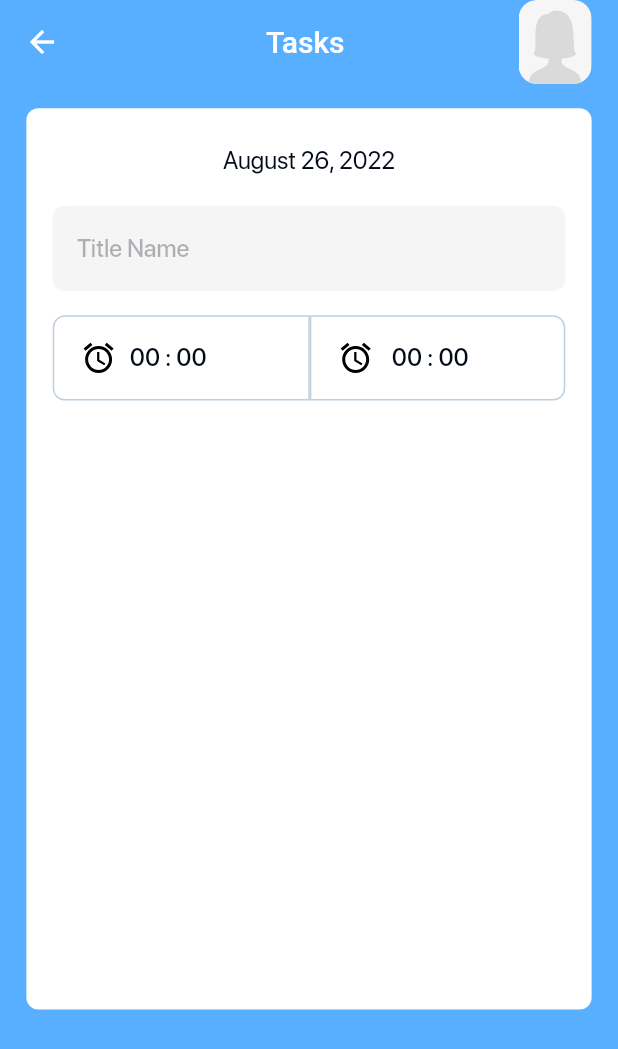
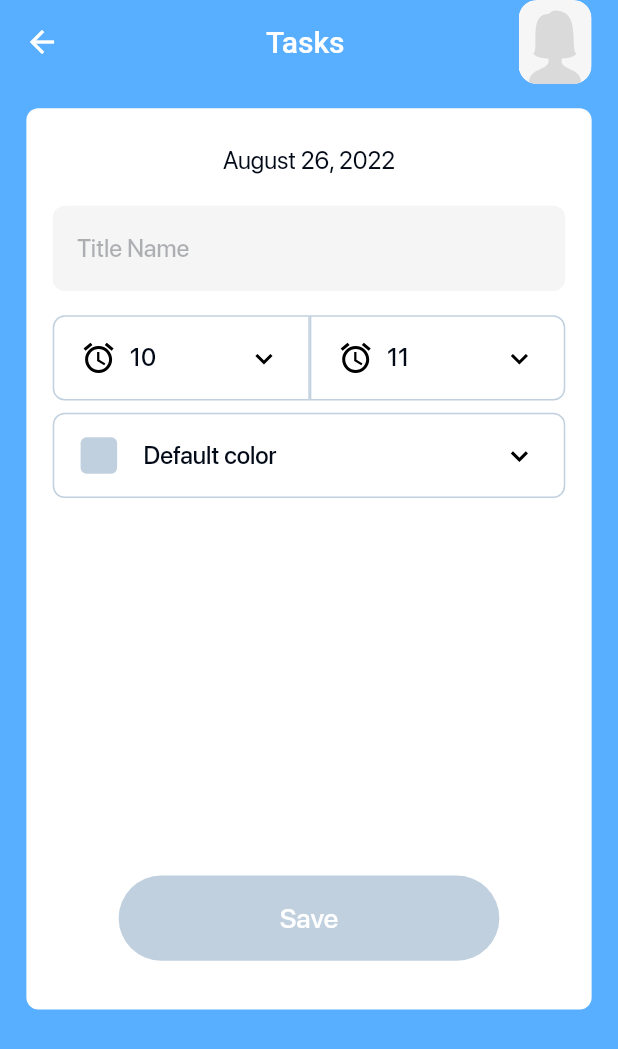
Before and after one commit to nrlvm/parent_control, a Flutter app: the AddTaskScreen screen opened directly, on a phone screen of 412 x 824 dp. Shown: the top 1049 px of the screen. Run offline on Flutter 3.47's test engine with Material 2 defaults, Android fonts, the phone set to English and light mode, and no system bars; our stand-ins replace flutter_svg, image_picker, numberpicker, rxdart, sqflite; accounts and stored records are empty.

```diff
--- a/lib/main.dart
+++ b/lib/main.dart
@@ -2,6 +2,7 @@ import 'package:flutter/cupertino.dart';
 import 'package:flutter/material.dart';
 import 'package:flutter_localizations/flutter_localizations.dart';
 import 'package:parent_control/src/ui/onboarding/splash_screen.dart';
+import 'package:parent_control/src/widget/select_color_widget.dart';
 
 void main() {
   runApp(const MyApp());
--- a/lib/src/ui/main_screen/tasks/add_task.dart
+++ b/lib/src/ui/main_screen/tasks/add_task.dart
@@ -1,14 +1,15 @@
 import 'dart:io';
-
-import 'package:flutter/cupertino.dart';
 import 'package:flutter/material.dart';
-import 'package:flutter_rounded_date_picker/flutter_rounded_date_picker.dart';
 import 'package:flutter_svg/flutter_svg.dart';
+import 'package:parent_control/src/bloc/tasks_bloc.dart';
 import 'package:parent_control/src/colors/app_color.dart';
+import 'package:parent_control/src/model/database/task_model.dart';
 import 'package:parent_control/src/ui/main_screen/main_screen.dart';
 import 'package:parent_control/src/utils/date_util.dart';
 import 'package:parent_control/src/utils/utils.dart';
+import 'package:parent_control/src/widget/color_picker.dart';
 import 'package:parent_control/src/widget/no_photo_widget.dart';
+import 'package:parent_control/src/widget/number_picker.dart';
 
 class AddTaskScreen extends StatefulWidget {
   const AddTaskScreen({Key? key}) : super(key: key);
@@ -18,15 +19,29 @@ class AddTaskScreen extends StatefulWidget {
 }
 
 class _AddTaskScreenState extends State<AddTaskScreen> {
+  TextEditingController controller = TextEditingController();
   var newDate = DateTime.now();
   String date = 'Choose Date';
   int year = DateTime.now().year;
   int month = DateTime.now().month;
   int day = DateTime.now().day;
-  int setHour = 0;
-  int setMinute = 0;
-  int endHour = 0;
-  int endMinute = 0;
+  int startHour = DateTime.now().hour;
+  int endHour = DateTime.now().hour + 1;
+
+  int selectedIndex = -1;
+
+  List<Color> colors = const [
+    Color(0xFFFFFFFF),
+    Color(0xFFECECEC),
+    Color(0xFF9BEDFF),
+    Color(0xFFA9FFA3),
+    Color(0xFFFCFF82),
+    Color(0xFFFFAAAA),
+    Color(0xFFFF8BE6),
+    Color(0xFFD187FF),
+    Color(0xFFA2A0FF),
+    Color(0xFF6B7AFF),
+  ];
 
   @override
   Widget build(BuildContext context) {
@@ -59,7 +74,8 @@ class _AddTaskScreenState extends State<AddTaskScreen> {
           ),
         ],
       ),
-      body: Column(
+      body: ListView(
+        physics: const NeverScrollableScrollPhysics(),
         children: [
           SizedBox(
             height: 16 * h,
@@ -127,6 +143,7 @@ class _AddTaskScreenState extends State<AddTaskScreen> {
                   ),
                   child: Center(
                     child: TextField(
+                      controller: controller,
                       style: TextStyle(
                         fontFamily: AppColor.fontFamily,
                         fontWeight: FontWeight.w500,
@@ -151,23 +168,27 @@ class _AddTaskScreenState extends State<AddTaskScreen> {
                 SizedBox(
                   height: 16 * h,
                 ),
-                Row(
-                  children: [
                 GestureDetector(
                   onTap: () {
                     showModalBottomSheet(
                       context: context,
-                          builder: (context) => CupertinoDatePicker(
-                            onDateTimeChanged: (value) {
-                              setHour = value.hour;
-                              setMinute = value.minute;
+                      builder: (context) {
+                        return NumberPickerDialog(
+                          start: startHour,
+                          end: endHour,
+                          change: (int start, int end) {
+                            setState(() {
+                              startHour = start;
+                              endHour = end;
+                            });
                           },
-                            mode: CupertinoDatePickerMode.time,
-                          ),
                         );
-                        setState(() {});
                       },
-                      child: Container(
+                    );
+                  },
+                  child: Row(
+                    children: [
+                      Container(
                         height: 56 * h,
                         width: 156 * w,
                         padding: EdgeInsets.symmetric(horizontal: 16 * w),
@@ -187,8 +208,7 @@ class _AddTaskScreenState extends State<AddTaskScreen> {
                               width: 8 * w,
                             ),
                             Text(
-                              setHour != 0 && setMinute != 0?
-                              '$setHour : $setMinute' : '00 : 00',
+                              startHour.toString(),
                               style: TextStyle(
                                 fontFamily: AppColor.fontFamily,
                                 fontWeight: FontWeight.w500,
@@ -196,26 +216,13 @@ class _AddTaskScreenState extends State<AddTaskScreen> {
                                 height: 19 / 16,
                                 color: AppColor.dark,
                               ),
-                            )
+                            ),
+                            const Spacer(),
+                            SvgPicture.asset('assets/icons/arrow_down.svg'),
                           ],
                         ),
                       ),
-                    ),
-                    GestureDetector(
-                      onTap: () {
-                        showModalBottomSheet(
-                          context: context,
-                          builder: (context) => CupertinoDatePicker(
-                            onDateTimeChanged: (value) {
-                              endHour = value.hour;
-                              endMinute = value.minute;
-                            },
-                            mode: CupertinoDatePickerMode.time,
-                          ),
-                        );
-                        setState(() {});
-                      },
-                      child: Container(
+                      Container(
                         width: 155 * w,
                         height: 56 * h,
                         padding: EdgeInsets.symmetric(horizontal: 16 * w),
@@ -235,8 +242,7 @@ class _AddTaskScreenState extends State<AddTaskScreen> {
                               width: 8 * w,
                             ),
                             Text(
-                              endHour != 0 && endMinute != 0?
-                              '$endHour : $endMinute' : ' 00 : 00',
+                              endHour.toString(),
                               style: TextStyle(
                                 fontFamily: AppColor.fontFamily,
                                 fontWeight: FontWeight.w500,
@@ -244,12 +250,126 @@ class _AddTaskScreenState extends State<AddTaskScreen> {
                                 height: 19 / 16,
                                 color: AppColor.dark,
                               ),
+                            ),
+                            const Spacer(),
+                            SvgPicture.asset('assets/icons/arrow_down.svg'),
+                          ],
+                        ),
+                      ),
+                    ],
+                  ),
+                ),
+                SizedBox(
+                  height: 8 * h,
+                ),
+                GestureDetector(
+                  onTap: () {
+                    showModalBottomSheet(
+                      context: context,
+                      builder: (context) => ColorPicker(
+                        selectedIndex: selectedIndex,
+                        change: (int index) {
+                          setState(() {
+                            selectedIndex = index;
+                          });
+                        },
+                      ),
+                    );
+                  },
+                  child: Container(
+                    height: 56 * h,
+                    width: MediaQuery.of(context).size.width,
+                    padding: EdgeInsets.symmetric(horizontal: 16 * w),
+                    decoration: BoxDecoration(
+                      borderRadius: BorderRadius.circular(8),
+                      border: Border.all(
+                        color: AppColor.grey,
+                      ),
+                    ),
+                    child: Row(
+                      children: [
+                        Container(
+                          height: 24 * h,
+                          width: 24 * h,
+                          decoration: BoxDecoration(
+                            borderRadius: BorderRadius.circular(4),
+                            // ignore: unrelated_type_equality_checks
+                            color: selectedIndex == -1
+                                ? AppColor.grey
+                                : colors[selectedIndex],
+                            border: selectedIndex == 0
+                                ? Border.all(
+                                    color: AppColor.grey,
                                   )
+                                : null,
+                          ),
+                        ),
+                        SizedBox(
+                          width: 16 * w,
+                        ),
+                        Text(
+                          selectedIndex == -1 ? 'Default color' : 'Color',
+                          style: TextStyle(
+                            fontFamily: AppColor.fontFamily,
+                            fontWeight: FontWeight.w500,
+                            fontSize: 16 * h,
+                            height: 19 / 16,
+                            color: AppColor.dark,
+                          ),
+                        ),
+                        const Spacer(),
+                        SvgPicture.asset('assets/icons/arrow_down.svg'),
                       ],
                     ),
                   ),
                 ),
-                  ],
+                SizedBox(
+                  height: 248 * h,
+                ),
+                GestureDetector(
+                  onTap: () {
+                    taskBloc.saveTask(
+                      TaskModel(
+                        color: selectedIndex,
+                        userId: usersModel.id,
+                        year: year,
+                        month: month,
+                        day: day,
+                        start: startHour,
+                        end: endHour,
+                        title: controller.text,
+                      ),
+                    );
+                    Navigator.pushReplacement(
+                      context,
+                      MaterialPageRoute(
+                        builder: (context) => const MainScreen(),
+                      ),
+                    );
+                  },
+                  child: Container(
+                    height: 56 * h,
+                    width: MediaQuery.of(context).size.width,
+                    margin: EdgeInsets.symmetric(horizontal: 40 * w),
+                    decoration: BoxDecoration(
+                      borderRadius: BorderRadius.circular(32),
+                      color: controller.text == ''
+                          ? AppColor.grey
+                          : AppColor.dBlue,
+                    ),
+                    child: Center(
+                      child: Text(
+                        'Save',
+                        style: TextStyle(
+                          fontFamily: AppColor.fontFamily,
+                          fontWeight: FontWeight.w500,
+                          fontSize: 18 * h,
+                          height: 21 / 18,
+                          color: AppColor.white,
+                        ),
+                      ),
+                    ),
+                  ),
                 )
               ],
             ),
--- /dev/null
+++ b/lib/src/widget/task_widget.dart
@@ -0,0 +1,70 @@
+import 'package:flutter/material.dart';
+import 'package:flutter_svg/flutter_svg.dart';
+import 'package:parent_control/src/colors/app_color.dart';
+import 'package:parent_control/src/model/database/task_model.dart';
+import 'package:parent_control/src/utils/utils.dart';
+
+class TaskWidget extends StatelessWidget {
+  final TaskModel data;
+
+  const TaskWidget({Key? key, required this.data}) : super(key: key);
+
+  @override
+  Widget build(BuildContext context) {
+    List<Color> colors = const [
+      Color(0xFFFFFFFF),
+      Color(0xFFECECEC),
+      Color(0xFF9BEDFF),
+      Color(0xFFA9FFA3),
+      Color(0xFFFCFF82),
+      Color(0xFFFFAAAA),
+      Color(0xFFFF8BE6),
+      Color(0xFFD187FF),
+      Color(0xFFA2A0FF),
+      Color(0xFF6B7AFF),
+    ];
+    double h = Utils.height(context);
+    double w = Utils.width(context);
+    return Container(
+      height: 56 * h,
+      width: MediaQuery.of(context).size.width,
+      margin: EdgeInsets.symmetric(horizontal: 16 * w),
+      decoration: BoxDecoration(
+        borderRadius: BorderRadius.circular(8),
+        color: colors[data.color],
+      ),
+      child: Row(
+        children: [
+          Expanded(
+            child: Text(
+              data.title,
+              style: TextStyle(
+                fontFamily: AppColor.fontFamily,
+                fontWeight: FontWeight.w500,
+                fontSize: 16 * h,
+                height: 19 / 16,
+                color: AppColor.dark,
+              ),
+            ),
+          ),
+          Text(
+            '${data.start} - ${data.end}',
+            style: TextStyle(
+              fontFamily: AppColor.fontFamily,
+              fontWeight: FontWeight.w400,
+              fontSize: 16 * h,
+              height: 19 / 16,
+              color: AppColor.dark,
+            ),
+          ),
+          SizedBox(
+            width: 6 * w,
+          ),
+          SvgPicture.asset(
+            'assets/icons/arrow_right.svg',
+          ),
+        ],
+      ),
+    );
+  }
+}
--- a/pubspec.yaml
+++ b/pubspec.yaml
@@ -29,6 +29,7 @@ dependencies:
   flutter_slidable: ^2.0.0
   image_picker: ^0.8.5+3
   flutter_rounded_date_picker: 3.0.1
+  numberpicker: ^2.1.1
 
 dev_dependencies:
   flutter_test:
```
Also changed, not shown: lib/src/bloc/tasks_bloc.dart (added, +22 -0 lines), lib/src/database/database_helper.dart (+51 -28 lines), lib/src/ui/main_screen/tasks/task_screen.dart (+24 -1 lines), lib/src/widget/bottom_dialog.dart (added, +8 -0 lines), lib/src/widget/color_picker.dart (added, +157 -0 lines), lib/src/widget/number_picker.dart (added, +66 -0 lines), lib/src/widget/select_color_widget.dart (added, +41 -0 lines), lib/try/try.dart (deleted, +0 -79 lines), assets/icons/arrow_down.svg (added), assets/icons/arrow_right.svg (added), pubspec.lock. Lines whose indentation alone changed are shown as unchanged.
